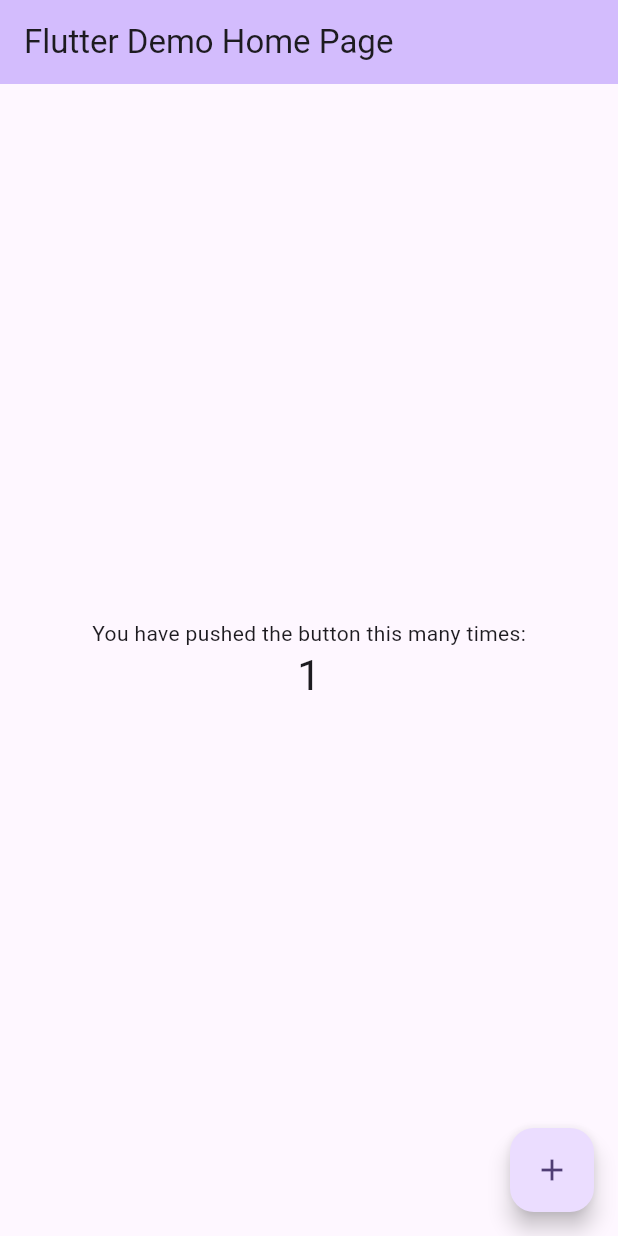
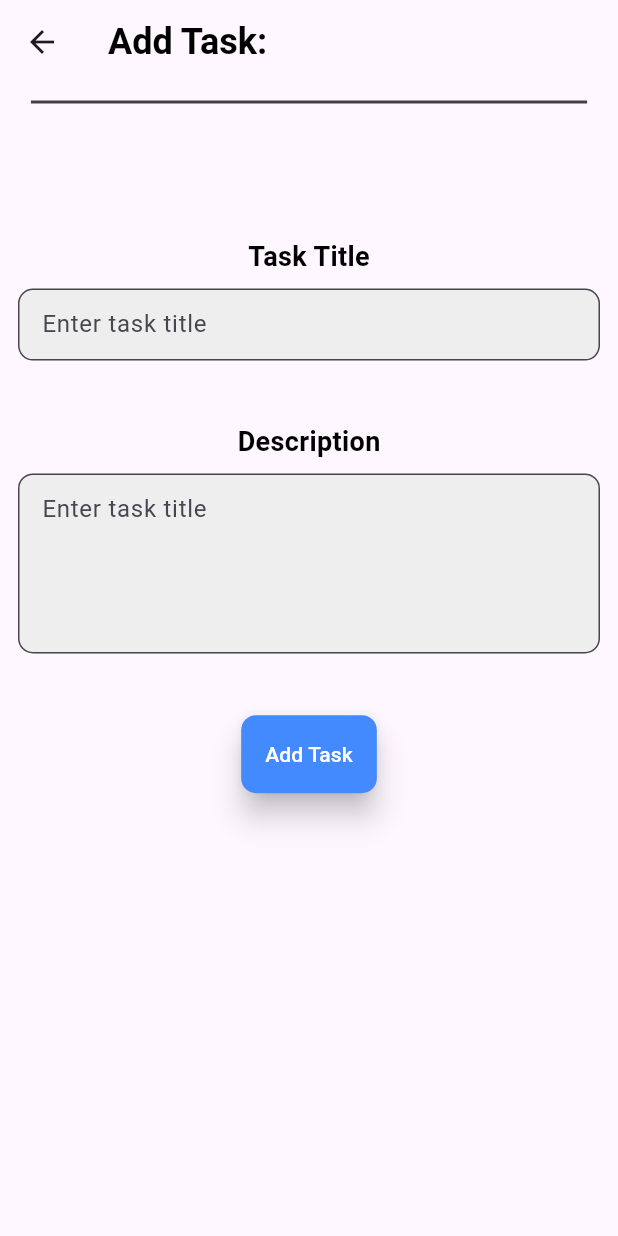
Before and after one commit to hridayK/task_check, a Flutter app: the screen it shows after launch, after a tap on the "add" icon, on a phone screen of 412 x 824 dp. Run offline on Flutter 3.47's test engine with Material 2 defaults, Android fonts, the phone set to English and light mode, and no system bars; our stand-ins replace sqflite; accounts and stored records are empty.

Commit message:
implement basic UI

```diff
--- a/lib/main.dart
+++ b/lib/main.dart
@@ -1,125 +1,107 @@
+import 'package:flutter/foundation.dart';
 import 'package:flutter/material.dart';
+import 'package:path/path.dart';
+import 'package:sqflite/sqflite.dart';
+import 'package:task_check/views/screens/add_task.dart';
+import 'package:task_check/views/widgets/clock.dart';
 
-void main() {
+void main() async {
+  WidgetsFlutterBinding.ensureInitialized();
+
+  // initializes database
+  try {
+    openDatabase(
+      join(
+        await getDatabasesPath(),
+        'tasks.db',
+      ),
+      // onCreate: (db, version) {
+      //   db.execute('');
+      //   version = 1;
+      // },
+    );
+  } catch (err) {
+    if (kDebugMode) {
+      print('Error: $err');
+    }
+  }
+
   runApp(const MyApp());
 }
 
 class MyApp extends StatelessWidget {
   const MyApp({super.key});
 
-  // This widget is the root of your application.
   @override
   Widget build(BuildContext context) {
     return MaterialApp(
-      title: 'Flutter Demo',
+      title: 'Task Check',
       theme: ThemeData(
-        // This is the theme of your application.
-        //
-        // TRY THIS: Try running your application with "flutter run". You'll see
-        // the application has a blue toolbar. Then, without quitting the app,
-        // try changing the seedColor in the colorScheme below to Colors.green
-        // and then invoke "hot reload" (save your changes or press the "hot
-        // reload" button in a Flutter-supported IDE, or press "r" if you used
-        // the command line to start the app).
-        //
-        // Notice that the counter didn't reset back to zero; the application
-        // state is not lost during the reload. To reset the state, use hot
-        // restart instead.
-        //
-        // This works for code too, not just values: Most code changes can be
-        // tested with just a hot reload.
         colorScheme: ColorScheme.fromSeed(seedColor: Colors.deepPurple),
         useMaterial3: true,
       ),
-      home: const MyHomePage(title: 'Flutter Demo Home Page'),
-    );
-  }
-}
-
-class MyHomePage extends StatefulWidget {
-  const MyHomePage({super.key, required this.title});
-
-  // This widget is the home page of your application. It is stateful, meaning
-  // that it has a State object (defined below) that contains fields that affect
-  // how it looks.
-
-  // This class is the configuration for the state. It holds the values (in this
-  // case the title) provided by the parent (in this case the App widget) and
-  // used by the build method of the State. Fields in a Widget subclass are
-  // always marked "final".
-
-  final String title;
-
-  @override
-  State<MyHomePage> createState() => _MyHomePageState();
-}
-
-class _MyHomePageState extends State<MyHomePage> {
-  int _counter = 0;
-
-  void _incrementCounter() {
-    setState(() {
-      // This call to setState tells the Flutter framework that something has
-      // changed in this State, which causes it to rerun the build method below
-      // so that the display can reflect the updated values. If we changed
-      // _counter without calling setState(), then the build method would not be
-      // called again, and so nothing would appear to happen.
-      _counter++;
-    });
-  }
-
-  @override
-  Widget build(BuildContext context) {
-    // This method is rerun every time setState is called, for instance as done
-    // by the _incrementCounter method above.
-    //
-    // The Flutter framework has been optimized to make rerunning build methods
-    // fast, so that you can just rebuild anything that needs updating rather
-    // than having to individually change instances of widgets.
-    return Scaffold(
-      appBar: AppBar(
-        // TRY THIS: Try changing the color here to a specific color (to
-        // Colors.amber, perhaps?) and trigger a hot reload to see the AppBar
-        // change color while the other colors stay the same.
-        backgroundColor: Theme.of(context).colorScheme.inversePrimary,
-        // Here we take the value from the MyHomePage object that was created by
-        // the App.build method, and use it to set our appbar title.
-        title: Text(widget.title),
+      home: Scaffold(
+        body: SizedBox(
+          width: MediaQuery.sizeOf(context).width,
+          child: Column(
+            crossAxisAlignment: CrossAxisAlignment.center,
+            children: [
+              SizedBox(
+                height: MediaQuery.sizeOf(context).height * 0.03,
               ),
-      body: Center(
-        // Center is a layout widget. It takes a single child and positions it
-        // in the middle of the parent.
-        child: Column(
-          // Column is also a layout widget. It takes a list of children and
-          // arranges them vertically. By default, it sizes itself to fit its
-          // children horizontally, and tries to be as tall as its parent.
-          //
-          // Column has various properties to control how it sizes itself and
-          // how it positions its children. Here we use mainAxisAlignment to
-          // center the children vertically; the main axis here is the vertical
-          // axis because Columns are vertical (the cross axis would be
-          // horizontal).
-          //
-          // TRY THIS: Invoke "debug painting" (choose the "Toggle Debug Paint"
-          // action in the IDE, or press "p" in the console), to see the
-          // wireframe for each widget.
+              Padding(
+                padding: const EdgeInsets.fromLTRB(8, 8, 8, 4),
+                child: Row(
                   mainAxisAlignment: MainAxisAlignment.center,
-          children: <Widget>[
+                  children: [
                     const Text(
-              'You have pushed the button this many times:',
+                      'ToDo List:',
+                      style: TextStyle(
+                        color: Colors.black,
+                        fontSize: 24,
+                        fontWeight: FontWeight.bold,
                       ),
-            Text(
-              '$_counter',
-              style: Theme.of(context).textTheme.headlineMedium,
+                    ),
+                    SizedBox(
+                      width: MediaQuery.sizeOf(context).width * 0.4,
+                    ),
+                    const Clock(),
+                  ],
+                ),
+              ),
+              SizedBox(
+                width: MediaQuery.sizeOf(context).width * 0.9,
+                child: Divider(
+                  thickness: 2,
+                  color: Colors.grey.shade800,
+                ),
               ),
             ],
           ),
         ),
-      floatingActionButton: FloatingActionButton(
-        onPressed: _incrementCounter,
-        tooltip: 'Increment',
-        child: const Icon(Icons.add),
-      ), // This trailing comma makes auto-formatting nicer for build methods.
+        floatingActionButton: Builder(
+          builder: (context) {
+            return FloatingActionButton(
+              onPressed: () {
+                Navigator.push(
+                  context,
+                  MaterialPageRoute(
+                    builder: (context) => const AddTask(),
+                  ),
+                );
+              },
+              shape: const StadiumBorder(),
+              backgroundColor: Colors.blueAccent,
+              child: const Icon(
+                Icons.add,
+                weight: 50,
+                size: 32,
+                color: Colors.white,
+              ),
+            );
+          },
+        ),
+      ),
     );
   }
 }
--- /dev/null
+++ b/lib/views/screens/add_task.dart
@@ -0,0 +1,117 @@
+import 'package:flutter/material.dart';
+
+class AddTask extends StatefulWidget {
+  const AddTask({super.key});
+
+  @override
+  State<AddTask> createState() => _AddTaskState();
+}
+
+class _AddTaskState extends State<AddTask> {
+  @override
+  Widget build(BuildContext context) {
+    return Scaffold(
+      appBar: AppBar(
+        elevation: 0,
+        title: const Text(
+          'Add Task:',
+          style: TextStyle(
+            color: Colors.black,
+            fontSize: 24,
+            fontWeight: FontWeight.bold,
+          ),
+        ),
+      ),
+      body: Form(
+        child: SizedBox(
+          width: MediaQuery.sizeOf(context).width,
+          child: Padding(
+            padding: const EdgeInsets.fromLTRB(12, 4, 12, 4),
+            child: Column(
+              crossAxisAlignment: CrossAxisAlignment.center,
+              children: [
+                // Divider below App Bar
+                SizedBox(
+                  width: MediaQuery.sizeOf(context).width * 0.9,
+                  child: Divider(
+                    thickness: 2,
+                    color: Colors.grey.shade800,
+                  ),
+                ),
+                // Main Form
+                SizedBox(
+                  height: MediaQuery.sizeOf(context).height * 0.1,
+                ),
+                const Text(
+                  'Task Title',
+                  style: TextStyle(
+                    fontSize: 18.0,
+                    fontWeight: FontWeight.bold,
+                    color: Colors.black,
+                  ),
+                ),
+                const SizedBox(height: 8.0),
+                TextFormField(
+                  decoration: InputDecoration(
+                    hintText: 'Enter task title',
+                    filled: true,
+                    fillColor: Colors.grey[200],
+                    contentPadding: const EdgeInsets.all(12.0),
+                    border: OutlineInputBorder(
+                      borderRadius: BorderRadius.circular(10.0),
+                    ),
+                  ),
+                  style: const TextStyle(fontSize: 16.0),
+                ),
+                SizedBox(
+                  height: MediaQuery.sizeOf(context).height * 0.05,
+                ),
+                const Text(
+                  'Description',
+                  style: TextStyle(
+                    fontSize: 18.0,
+                    fontWeight: FontWeight.bold,
+                    color: Colors.black,
+                  ),
+                ),
+                const SizedBox(height: 8.0),
+                TextFormField(
+                  maxLines: 4,
+                  decoration: InputDecoration(
+                    hintText: 'Enter task title',
+                    filled: true,
+                    fillColor: Colors.grey[200],
+                    contentPadding: const EdgeInsets.all(12.0),
+                    border: OutlineInputBorder(
+                      borderRadius: BorderRadius.circular(10.0),
+                    ),
+                  ),
+                  style: const TextStyle(fontSize: 16.0),
+                ),
+                SizedBox(
+                  height: MediaQuery.sizeOf(context).height * 0.05,
+                ),
+                ElevatedButton(
+                  onPressed: () {
+                    // TODO: Insert into database
+                  },
+                  style: ElevatedButton.styleFrom(
+                    backgroundColor: Colors.blueAccent, // Dark background color
+                    foregroundColor: Colors.white, // Text color
+                    elevation: 8.0, // Button elevation
+                    padding: const EdgeInsets.all(16.0), // Button padding
+                    shape: RoundedRectangleBorder(
+                      borderRadius:
+                          BorderRadius.circular(10.0), // Button border radius
+                    ),
+                  ),
+                  child: const Text('Add Task'),
+                ),
+              ],
+            ),
+          ),
+        ),
+      ),
+    );
+  }
+}
--- /dev/null
+++ b/lib/views/widgets/clock.dart
@@ -0,0 +1,50 @@
+import 'dart:async';
+
+import 'package:flutter/material.dart';
+
+class Clock extends StatefulWidget {
+  const Clock({super.key});
+
+  @override
+  State<Clock> createState() => _ClockState();
+}
+
+class _ClockState extends State<Clock> {
+  late DateTime _currentTime;
+  late Timer _timer;
+
+  @override
+  void initState() {
+    super.initState();
+    _currentTime = DateTime.now();
+    // Update the time every minute
+    _timer = Timer.periodic(const Duration(seconds: 10), _updateTime);
+  }
+
+  @override
+  void dispose() {
+    _timer.cancel();
+    super.dispose();
+  }
+
+  void _updateTime(Timer timer) {
+    setState(() {
+      _currentTime = DateTime.now();
+    });
+  }
+
+  @override
+  Widget build(BuildContext context) {
+    String hours = _currentTime.hour.toString().padLeft(2, '0');
+    String minutes = _currentTime.minute.toString().padLeft(2, '0');
+
+    return Text(
+      '$hours:$minutes',
+      style: const TextStyle(
+        fontSize: 24,
+        fontWeight: FontWeight.bold,
+        color: Colors.blueAccent,
+      ),
+    );
+  }
+}
--- a/pubspec.yaml
+++ b/pubspec.yaml
@@ -35,6 +35,8 @@ dependencies:
   # The following adds the Cupertino Icons font to your application.
   # Use with the CupertinoIcons class for iOS style icons.
   cupertino_icons: ^1.0.2
+  sqflite: ^2.3.0
+  path: ^1.8.3
 
 dev_dependencies:
   flutter_test:
```
Also changed, not shown: pubspec.lock. Lines whose indentation alone changed are shown as unchanged.
